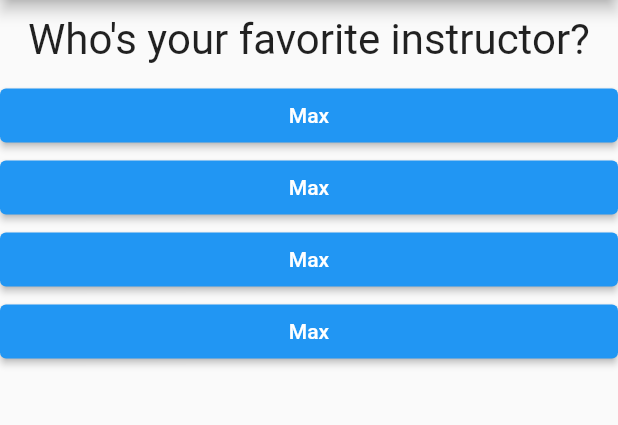
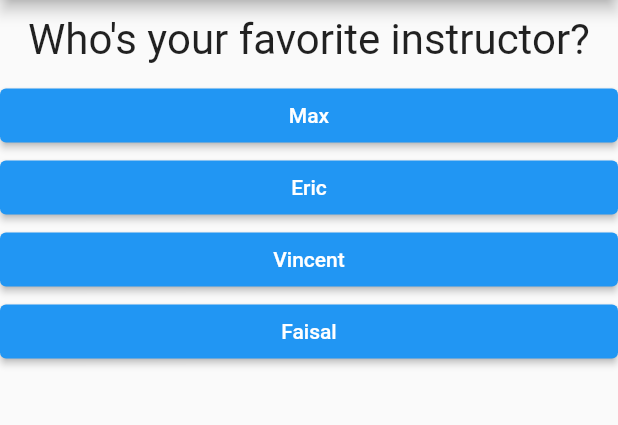
Before and after one commit to sonvotuz/Quiz_App, a Flutter app: the screen it shows after launch, after a tap on "Black", after a tap on "Snake", on a phone screen of 412 x 824 dp, the part 84-509 px from its top. Run offline on Flutter 3.47's test engine with Material 2 defaults, Android fonts, the phone set to English and light mode, and no system bars.

Commit message:
Finish App

```diff
--- a/lib/answer.dart
+++ b/lib/answer.dart
@@ -3,6 +3,7 @@ import 'package:flutter/material.dart';
 class Answer extends StatelessWidget {
   final Function selectHandler;
   final String answerText;
+
   Answer(this.selectHandler, this.answerText);
   @override
   Widget build(BuildContext context) {
--- a/lib/main.dart
+++ b/lib/main.dart
@@ -1,6 +1,6 @@
 import 'package:flutter/material.dart';
-import 'package:quiz_app/question.dart';
-import 'package:quiz_app/answer.dart';
+import 'package:quiz_app/quiz.dart';
+import 'package:quiz_app/result.dart';
 
 void main() => runApp(MyApp());
 
@@ -10,44 +10,72 @@ class MyApp extends StatefulWidget {
 }
 
 class _MyAppState extends State<MyApp> {
+  final _questions = const [
+    {
+      'questionText': 'What\'s your favorite color?',
+      'answers': [
+        {'text': 'Black', 'score': 10},
+        {'text': 'Red', 'score': 5},
+        {'text': 'Green', 'score': 3},
+        {'text': 'White', 'score': 1},
+      ],
+    },
+    {
+      'questionText': 'What\'s your favorite animal?',
+      'answers': [
+        {'text': 'Rabbit', 'score': 3},
+        {'text': 'Snake', 'score': 11},
+        {'text': 'Elephant', 'score': 5},
+        {'text': 'Lion', 'score': 9},
+      ],
+    },
+    {
+      'questionText': 'Who\'s your favorite instructor?',
+      'answers': [
+        {'text': 'Max', 'score': 1},
+        {'text': 'Eric', 'score': 1},
+        {'text': 'Vincent', 'score': 1},
+        {'text': 'Faisal', 'score': 1},
+      ],
+    },
+  ];
   var _questionIndex = 0;
+  var _totalScore = 0;
 
-  void _answerQuestion() {
+  void _resetQuiz() {
+    setState(() {
+      _questionIndex = 0;
+      _totalScore = 0;
+    });
+  }
+
+  void _answerQuestion(int score) {
+    _totalScore += score;
     setState(() {
       _questionIndex++;
     });
-    print('Answer chosen $_questionIndex');
+    print('total score: $_totalScore');
+
+    if (_questionIndex < _questions.length) {
+      print('We have more _questions');
+    } else {
+      print('No more _questions!');
+    }
   }
 
   @override
   Widget build(BuildContext context) {
-    const questions = [
-      {
-        'questionText': 'What\'s your favorite color?',
-        'answers': ['Black', 'Red', 'Green', 'White'],
-      },
-      {
-        'questionText': 'What\'s your favorite animal?',
-        'answers': ['Rabbit', 'Snake', 'Elephant', 'Lion'],
-      },
-      {
-        'questionText': 'Who\'s your favorite instructor?',
-        'answers': ['Max', 'Max', 'Max', 'Max'],
-      },
-    ];
-
     return MaterialApp(
       home: Scaffold(
         appBar: AppBar(
           title: Text('My First App'),
         ),
-        body: Column(children: [
-          Question(questions[_questionIndex]['questionText']),
-          ...(questions[_questionIndex]['answers'] as List<String>)
-              .map((answer) {
-            return Answer(_answerQuestion, answer);
-          }).toList(),
-        ]),
+        body: _questionIndex < _questions.length
+            ? Quiz(
+                questions: _questions,
+                answerQuestion: _answerQuestion,
+                questionIndex: _questionIndex)
+            : Result(_totalScore, _resetQuiz),
       ),
     );
   }
--- a/lib/quiz.dart
+++ b/lib/quiz.dart
@@ -15,8 +15,9 @@ class Quiz extends StatelessWidget {
   Widget build(BuildContext context) {
     return Column(children: [
       Question(questions[questionIndex]['questionText']),
-      ...(questions[questionIndex]['answers'] as List<String>).map((answer) {
-        return Answer(answerQuestion, answer);
+      ...(questions[questionIndex]['answers'] as List<Map<String, Object>>)
+          .map((answer) {
+        return Answer(() => answerQuestion(answer['score']), answer['text']);
       }).toList(),
     ]);
   }
```
Also changed, not shown: lib/result.dart (+35 -1 lines).
